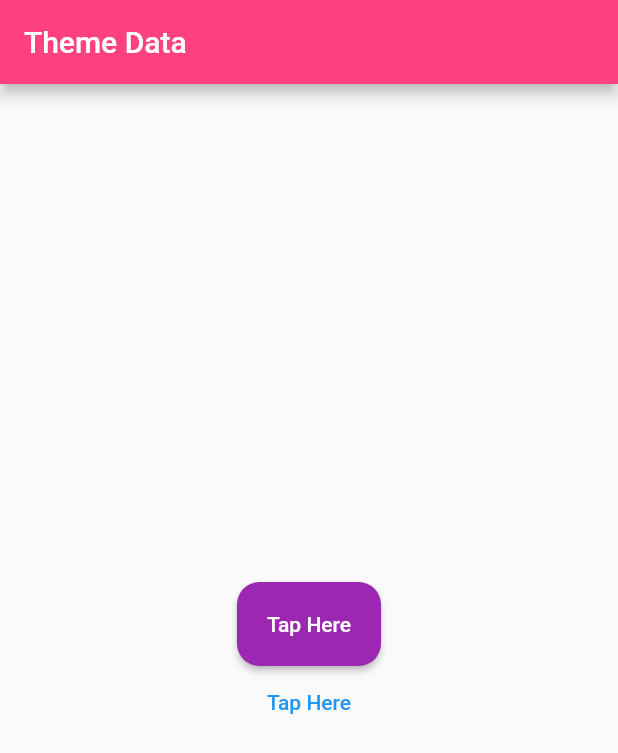
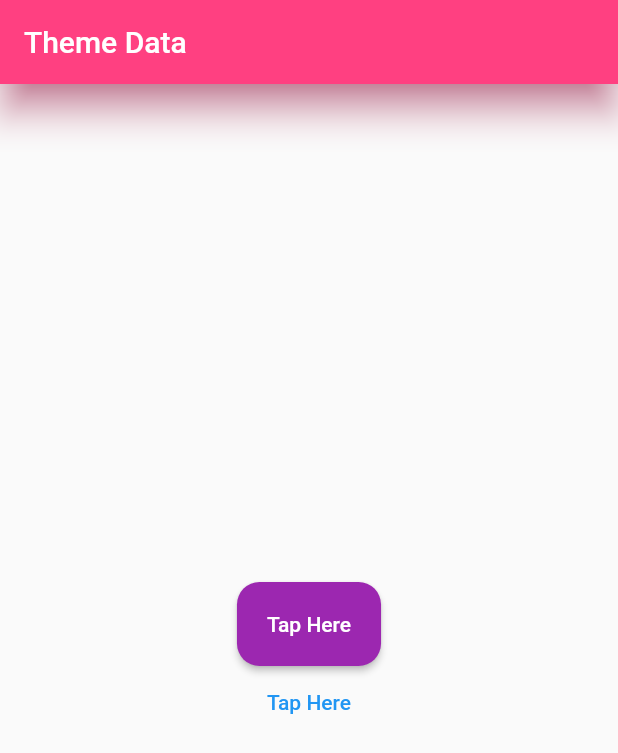
Before and after one commit to mukul71/Learning_Flutter, a Flutter app: the screen it shows after launch, on a phone screen of 412 x 824 dp. Shown: the top 753 px of the screen. Run offline on Flutter 3.47's test engine with Material 2 defaults, Android fonts, the phone set to English and light mode, and no system bars.

Commit message:
TextTheme Added

```diff
--- a/lib/main.dart
+++ b/lib/main.dart
@@ -19,7 +19,13 @@ class MyApp extends StatelessWidget {
               shape: RoundedRectangleBorder(
                   borderRadius: BorderRadius.circular(15))),
         ),
-        appBarTheme: AppBarTheme(backgroundColor: Colors.pinkAccent),
+        appBarTheme: AppBarTheme(
+            backgroundColor: Colors.pinkAccent,
+            elevation: 10,
+            shadowColor: Colors.pink),
+        textTheme: TextTheme(
+          bodyMedium: TextStyle(fontSize: 18),
+        ),
       ),
     );
   }
```
